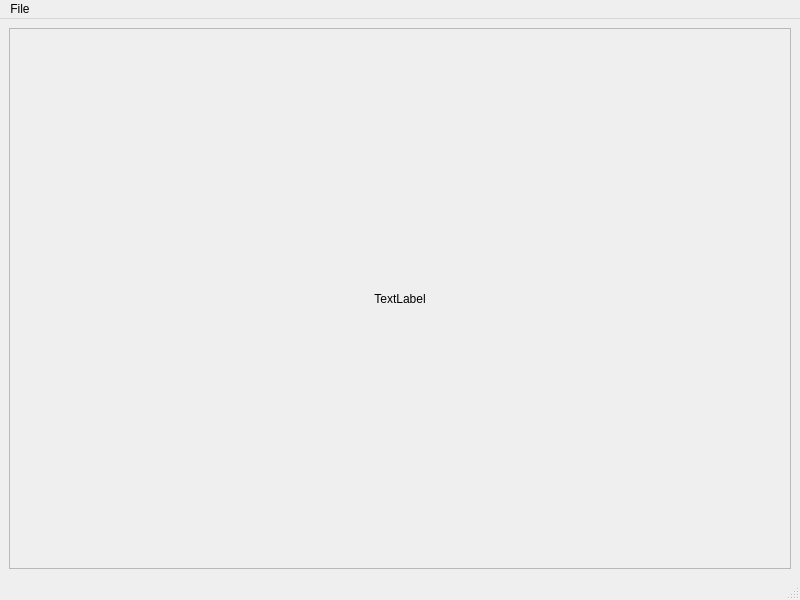
Qt form tropical-viewer.ui (MigueLesPaul/tropishelf) before a commit.
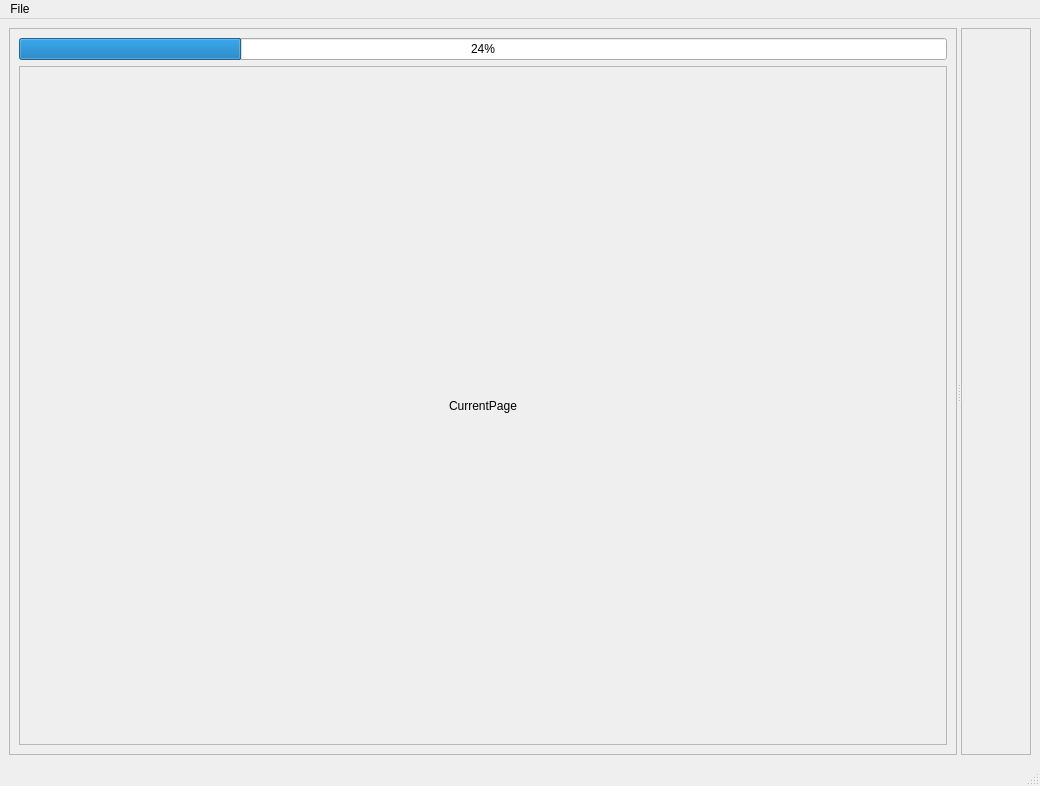
The same form after that commit.

Commit message: ADD: Multiple pages and next/prev page control commmands

The edit to the form file:
```diff
--- a/tropical-viewer.ui
+++ b/tropical-viewer.ui
@@ -6,8 +6,8 @@
    <rect>
     <x>0</x>
     <y>0</y>
-    <width>800</width>
-    <height>600</height>
+    <width>1040</width>
+    <height>786</height>
    </rect>
   </property>
   <property name="windowTitle">
@@ -15,7 +15,27 @@
   </property>
   <widget class="QWidget" name="centralwidget">
    <layout class="QGridLayout" name="gridLayout">
-    <item row="1" column="0">
+    <item row="0" column="0">
+     <widget class="QSplitter" name="splitter">
+      <property name="orientation">
+       <enum>Qt::Horizontal</enum>
+      </property>
+      <widget class="QFrame" name="frame">
+       <property name="frameShape">
+        <enum>QFrame::StyledPanel</enum>
+       </property>
+       <property name="frameShadow">
+        <enum>QFrame::Raised</enum>
+       </property>
+       <layout class="QVBoxLayout" name="verticalLayout_2" stretch="0,0">
+        <item>
+         <widget class="QProgressBar" name="progressBar">
+          <property name="value">
+           <number>24</number>
+          </property>
+         </widget>
+        </item>
+        <item>
      <widget class="QScrollArea" name="scrollArea">
       <property name="widgetResizable">
        <bool>true</bool>
@@ -25,17 +45,23 @@
         <rect>
          <x>0</x>
          <y>0</y>
-         <width>784</width>
-         <height>535</height>
+             <width>920</width>
+             <height>675</height>
         </rect>
        </property>
        <layout class="QGridLayout" name="gridLayout_2">
-        <item row="0" column="0">
+            <item row="1" column="0">
          <layout class="QVBoxLayout" name="verticalLayout">
           <item>
-           <widget class="QLabel" name="label">
+               <widget class="QLabel" name="currentpageLabel">
+                <property name="sizePolicy">
+                 <sizepolicy hsizetype="Expanding" vsizetype="Expanding">
+                  <horstretch>0</horstretch>
+                  <verstretch>0</verstretch>
+                 </sizepolicy>
+                </property>
             <property name="text">
-             <string>TextLabel</string>
+                 <string>CurrentPage</string>
             </property>
             <property name="alignment">
              <set>Qt::AlignCenter</set>
@@ -50,12 +76,31 @@
     </item>
    </layout>
   </widget>
+      <widget class="QScrollArea" name="scrollArea_2">
+       <property name="widgetResizable">
+        <bool>true</bool>
+       </property>
+       <widget class="QWidget" name="scrollAreaWidgetContents_2">
+        <property name="geometry">
+         <rect>
+          <x>0</x>
+          <y>0</y>
+          <width>83</width>
+          <height>721</height>
+         </rect>
+        </property>
+       </widget>
+      </widget>
+     </widget>
+    </item>
+   </layout>
+  </widget>
   <widget class="QMenuBar" name="menubar">
    <property name="geometry">
     <rect>
      <x>0</x>
      <y>0</y>
-     <width>800</width>
+     <width>1040</width>
      <height>28</height>
     </rect>
    </property>
```
Left out of the diff: 6 changed lines with no effect on the pictures. Lines whose indentation alone changed are shown as unchanged. The commit also changes 1 other file.
